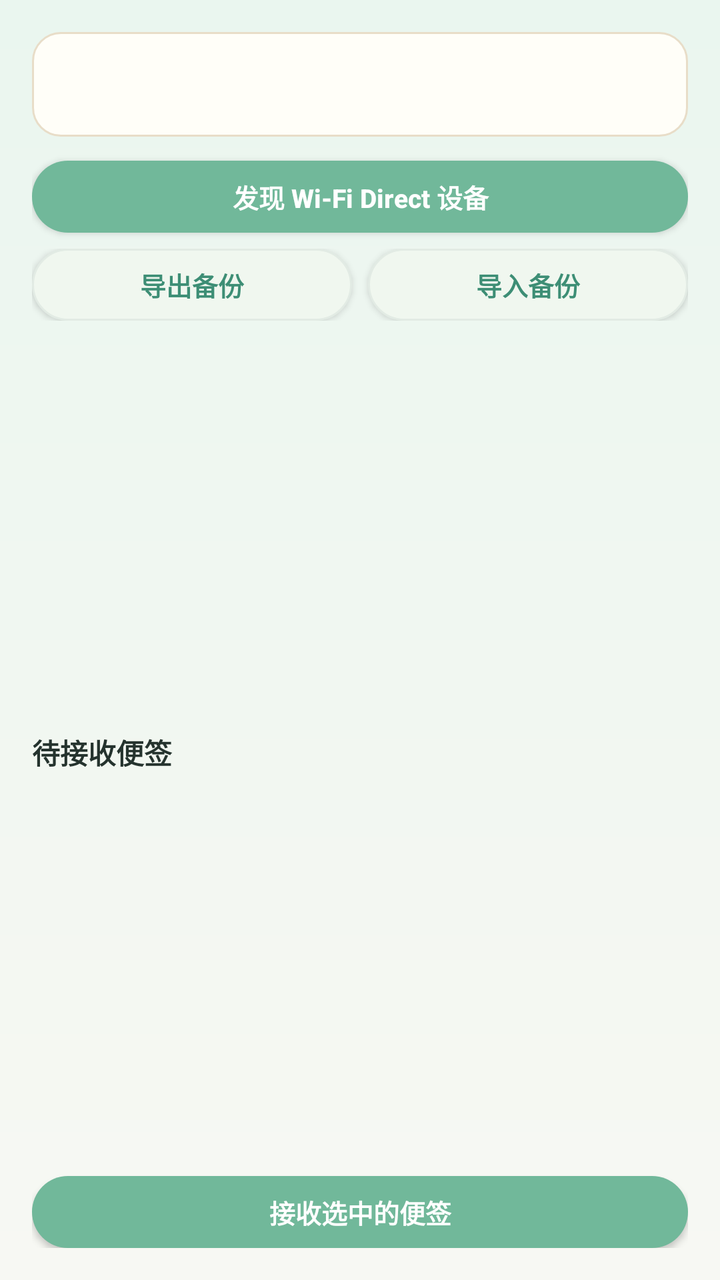
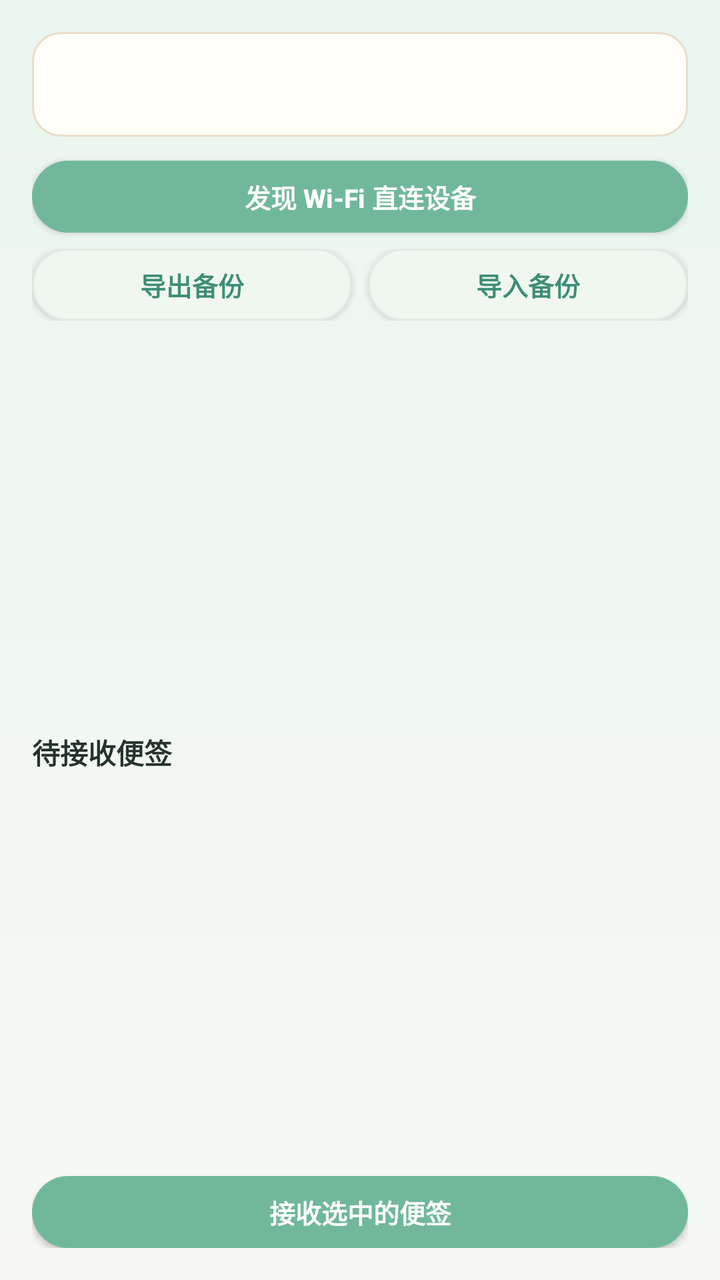

The first picture is an Android layout as it rendered before a commit; the second is the same layout after the commit. The layout source and the unified diff follow.
<!-- AndroidManifest.xml: application theme Theme.RainNote -->
<!-- res/layout/fragment_reflow.xml -->
<?xml version="1.0" encoding="utf-8"?>
<LinearLayout xmlns:android="http://schemas.android.com/apk/res/android"
    xmlns:tools="http://schemas.android.com/tools"
    android:layout_width="match_parent"
    android:layout_height="match_parent"
    android:background="@drawable/bg_rainnote_root"
    android:orientation="vertical"
    android:padding="16dp"
    tools:context=".ui.reflow.ReflowFragment">

    <TextView
        android:id="@+id/text_reflow"
        android:layout_width="match_parent"
        android:layout_height="wrap_content"
        android:background="@drawable/bg_paper"
        android:maxLines="9"
        android:padding="16dp"
        android:scrollbars="vertical"
        android:textColor="@color/rn_text"
        android:textSize="15sp" />

    <Button
        android:id="@+id/button_discover_wifi"
        style="@style/RainNoteButtonPrimary"
        android:layout_width="match_parent"
        android:layout_height="36dp"
        android:layout_marginTop="12dp"
        android:text="发现 Wi‑Fi Direct 设备" />

    <LinearLayout
        android:layout_width="match_parent"
        android:layout_height="wrap_content"
        android:layout_marginTop="8dp"
        android:orientation="horizontal">

        <Button
            android:id="@+id/button_export_backup"
            style="@style/RainNoteButtonSoft"
            android:layout_width="0dp"
            android:layout_height="36dp"
            android:layout_weight="1"
            android:text="导出备份" />

        <Button
            android:id="@+id/button_import_backup"
            style="@style/RainNoteButtonSoft"
            android:layout_width="0dp"
            android:layout_height="36dp"
            android:layout_marginStart="8dp"
            android:layout_weight="1"
            android:text="导入备份" />
    </LinearLayout>

    <androidx.recyclerview.widget.RecyclerView
        android:id="@+id/recyclerview_wifi_peers"
        android:layout_width="match_parent"
        android:layout_height="0dp"
        android:layout_marginTop="8dp"
        android:layout_weight="1" />

    <TextView
        android:layout_width="match_parent"
        android:layout_height="wrap_content"
        android:layout_marginTop="8dp"
        android:text="待接收便签"
        android:textColor="@color/rn_text"
        android:textStyle="bold" />

    <androidx.recyclerview.widget.RecyclerView
        android:id="@+id/recyclerview_pending_notes"
        android:layout_width="match_parent"
        android:layout_height="0dp"
        android:layout_marginTop="4dp"
        android:layout_weight="1" />

    <Button
        android:id="@+id/button_accept_pending"
        style="@style/RainNoteButtonPrimary"
        android:layout_width="match_parent"
        android:layout_height="36dp"
        android:layout_marginTop="8dp"
        android:text="接收选中的便签" />
</LinearLayout>
<!-- resources referenced by this layout -->
<resources>
  <color name="rn_text">#FF25332E</color>
  <!-- drawable bg_paper (drawable) -->
  <?xml version="1.0" encoding="utf-8"?>
  <shape xmlns:android="http://schemas.android.com/apk/res/android">
      <solid android:color="#FFFFFEF8" />
      <corners android:radius="14dp" />
      <stroke
          android:width="1dp"
          android:color="#FFE8DDC8" />
  </shape>
  <!-- drawable bg_rainnote_root (drawable) -->
  <?xml version="1.0" encoding="utf-8"?>
  <shape xmlns:android="http://schemas.android.com/apk/res/android">
      <gradient
          android:angle="270"
          android:endColor="#FFF7F8F3"
          android:startColor="#FFEAF6EF" />
  </shape>
  <style name="RainNoteButtonPrimary" parent="RainNoteButtonBase">
          <item name="android:background">@drawable/bg_button_primary</item>
          <item name="android:textColor">@color/white</item>
      </style>
  <style name="RainNoteButtonSoft" parent="RainNoteButtonBase">
          <item name="android:background">@drawable/bg_button_soft</item>
          <item name="android:textColor">@color/rn_primary_dark</item>
      </style>
  <style name="Theme.RainNote" parent="Theme.MaterialComponents.DayNight.DarkActionBar">
          
          <item name="colorPrimary">@color/rn_primary</item>
          <item name="colorPrimaryVariant">@color/rn_primary_dark</item>
          <item name="colorOnPrimary">@color/white</item>
          
          <item name="colorSecondary">@color/rn_primary</item>
          <item name="colorSecondaryVariant">@color/rn_primary_dark</item>
          <item name="colorOnSecondary">@color/white</item>
          
          <item name="android:statusBarColor">@color/rn_bg</item>
          <item name="android:navigationBarColor">@color/rn_bg</item>
          <item name="android:windowLightStatusBar" tools:targetApi="m">true</item>
          
      </style>
  <style name="RainNoteButtonBase">
          <item name="android:backgroundTint">@null</item>
          <item name="android:includeFontPadding">true</item>
          <item name="android:minWidth">0dp</item>
          <item name="android:minHeight">0dp</item>
          <item name="android:gravity">center</item>
          <item name="android:textAllCaps">false</item>
          <item name="android:textStyle">bold</item>
          <item name="android:textSize">13sp</item>
          <item name="android:paddingTop">0dp</item>
          <item name="android:paddingBottom">0dp</item>
      </style>
  <!-- drawable bg_button_primary (drawable) -->
  <?xml version="1.0" encoding="utf-8"?>
  <shape xmlns:android="http://schemas.android.com/apk/res/android">
      <solid android:color="@color/rn_primary" />
      <corners android:radius="999dp" />
  </shape>
  <color name="white">#FFFFFFFF</color>
  <!-- drawable bg_button_soft (drawable) -->
  <?xml version="1.0" encoding="utf-8"?>
  <shape xmlns:android="http://schemas.android.com/apk/res/android">
      <solid android:color="@color/rn_surface_soft" />
      <corners android:radius="999dp" />
      <stroke
          android:width="1dp"
          android:color="@color/rn_line" />
  </shape>
  <color name="rn_primary_dark">#FF3D8E75</color>
  <color name="rn_primary">#FF71B89A</color>
  <color name="rn_bg">#FFF7F8F3</color>
  <color name="rn_surface_soft">#FFF0F7EF</color>
  <color name="rn_line">#FFE2EBE4</color>
</resources>

<!-- the commit's change to res/layout/fragment_reflow.xml (unified diff, before → after) -->
@@ -25,7 +25,7 @@
         android:layout_width="match_parent"
         android:layout_height="36dp"
         android:layout_marginTop="12dp"
-        android:text="发现 Wi‑Fi Direct 设备" />
+        android:text="发现 Wi‑Fi 直连设备" />
 
     <LinearLayout
         android:layout_width="match_parent"
